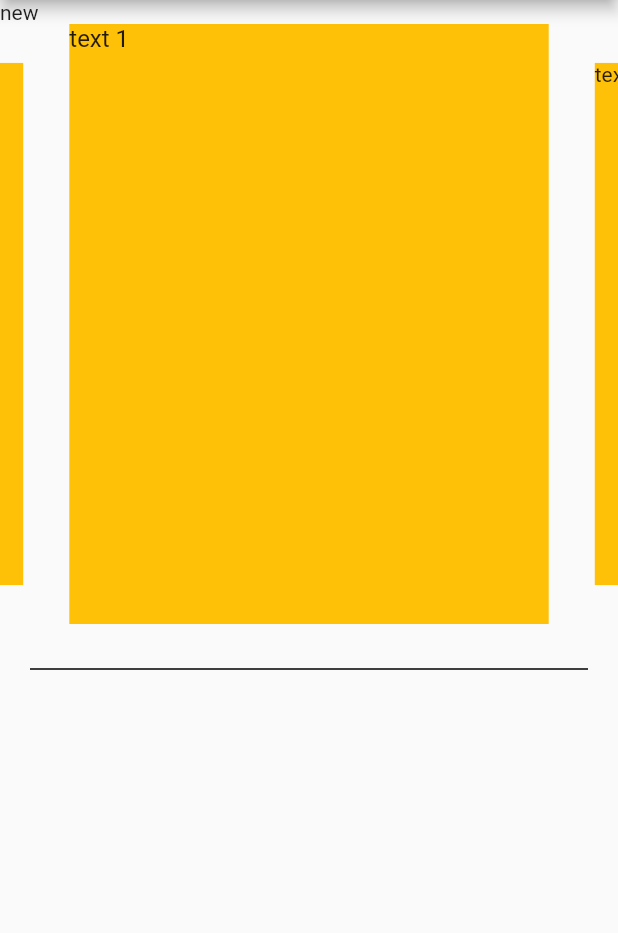
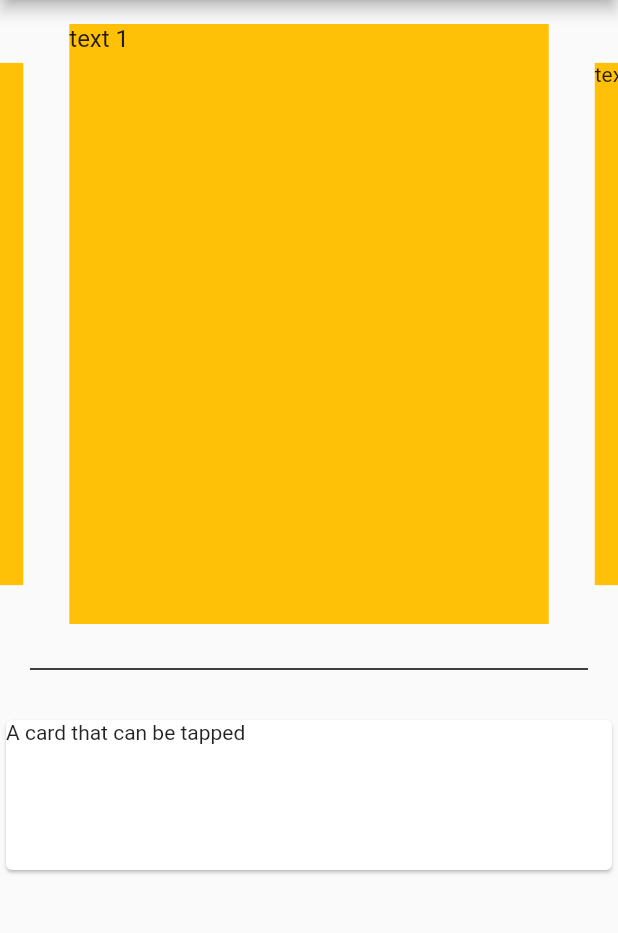
Before and after one commit to ketan2411/product_management_flutter, a Flutter app: the login screen opened by its route, after a tap on "Home", on a phone screen of 412 x 824 dp, the part 84-1017 px from its top. Run offline on Flutter 3.47's test engine with Material 2 defaults, Android fonts, the phone set to English and light mode, and no system bars; drawn by our look-alikes of carousel_slider; our stand-ins replace introduction_screen, shared_preferences; accounts and stored records are empty.

```diff
--- a/lib/homescreen.dart
+++ b/lib/homescreen.dart
@@ -2,14 +2,31 @@ import 'package:flutter/material.dart';
 import 'package:flutter/cupertino.dart';
 import './components/drawer.dart';
 import 'package:carousel_slider/carousel_slider.dart';
+import 'package:shared_preferences/shared_preferences.dart';
+
 
 class homescreen extends StatefulWidget{
   @override
   _homescreen createState() => _homescreen();
 }
 
+
 class _homescreen extends State<homescreen> {
+  String f_name;
+  SharedPreferences _prefs;
+  Future setName() async{
+    _prefs = await SharedPreferences.getInstance();
+    setState(() {
+      f_name = _prefs.getString('name');
+    });
 
+
+  }
+  @override
+  void initState() {
+    setName();
+    super.initState();
+  }
   @override
   Widget build(BuildContext context) {
     // TODO: implement build
@@ -21,7 +38,7 @@ class _homescreen extends State<homescreen> {
        ),
        body: ListView(
          children: [
-           Text("new"),
+           Text('$f_name'),
 
            CarouselSlider(
                items: [1,2,3,4,5].map((i) {
@@ -61,6 +78,22 @@ class _homescreen extends State<homescreen> {
              indent: 20,
              endIndent:20,
            ),
+           Card(
+             child: InkWell(
+               splashColor: Colors.blue.withAlpha(30),
+               onTap: () {
+                 print('Card tapped.');
+               },
+               child: Container(
+                 width: 300,
+                 height: 100,
+                 child: Text('A card that can be tapped'),
+
+               ),
+             ),
+
+           ),
+
 
          ],
        ),
--- a/lib/login.dart
+++ b/lib/login.dart
@@ -1,5 +1,7 @@
 import 'package:flutter/material.dart';
 import 'package:productmanagement/homescreen.dart';
+import 'package:shared_preferences/shared_preferences.dart';
+
 
 
 class login extends StatefulWidget {
@@ -12,19 +14,56 @@ class login extends StatefulWidget {
 class _login extends State<login> {
 
 
+
+  TextEditingController _namecontroller;
   @override
   Widget build(BuildContext context) {
     return Scaffold(
-      body: Center(
-        child: RaisedButton(
-          color: Theme.of(context).primaryColor,
-          child: Text("Home"),
-          onPressed: ()
-            {
-              Navigator.pushNamed(context, '/home');
-            }
+      body: Container(
+        margin: new EdgeInsets.symmetric(horizontal: 20.0),
+        padding: new EdgeInsets.fromLTRB(0,50,000,0),
+
+        child: ListView(
+          children: [
+        TextField(
+        decoration: InputDecoration(
+        border: InputBorder.none, hintText: 'Enter a search term',
+
         ),
+          controller: _namecontroller,
+      ),
+
+        RaisedButton(
+        color: Theme.of(context).primaryColor,
+        child: Text("Home"),
+        onPressed: () async
+        {  var name = _namecontroller.text;
+          SharedPreferences prefs = await SharedPreferences.getInstance();
+          prefs.setString('name', name);
+          Navigator.pushNamed(context, '/home');
+        }),
+
+          ],
+        ),
+
       ),
     );
   }
+  @override
+  void initState() {
+    _namecontroller = new TextEditingController();
+    super.initState();
+  }
+  @override
+  void setState(fn) {
+    if(mounted){
+      super.setState(fn);
+    }
+  }
+  @override
+  void dispose(){
+    _namecontroller?.dispose();
+
+    super.dispose();
+  }
 }
--- a/pubspec.yaml
+++ b/pubspec.yaml
@@ -21,6 +21,7 @@ dependencies:
     sdk: flutter
   introduction_screen: ^1.0.7
   carousel_slider: ^2.3.1
+
   # The following adds the Cupertino Icons font to your application.
   # Use with the CupertinoIcons class for iOS style icons.
   cupertino_icons: ^0.1.2
```
